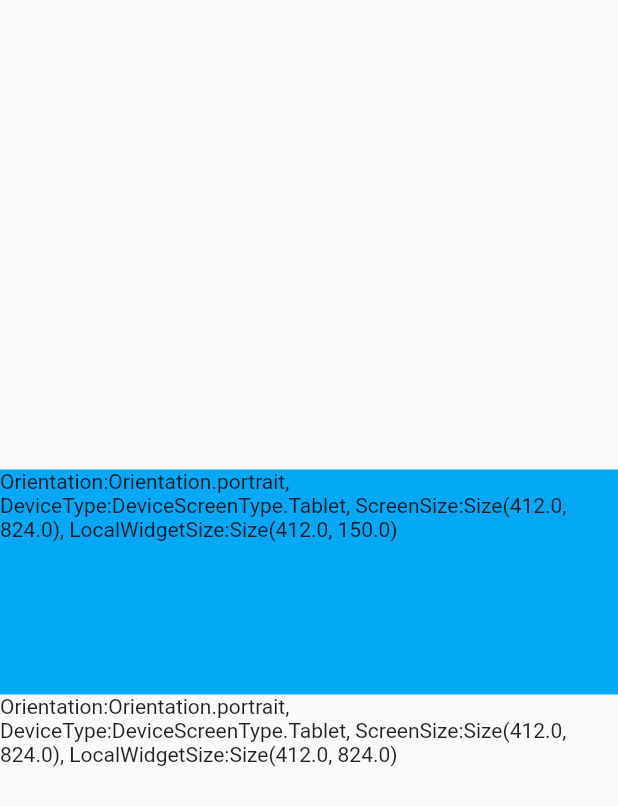
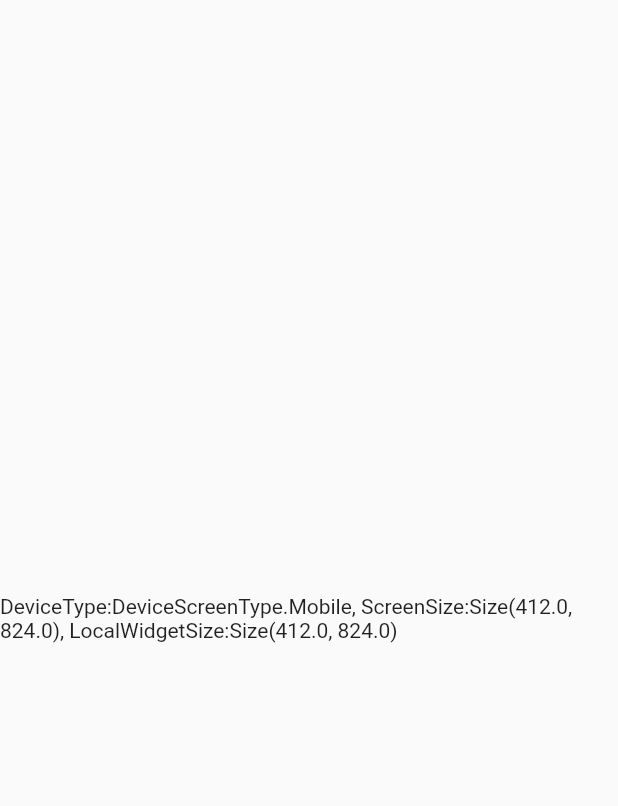
Before and after one commit to phdhary/flutter_profile, a Flutter app: the screen it shows after launch, on a phone screen of 412 x 824 dp. Shown: the top 806 px of the screen. Run offline on Flutter 3.47's test engine with Material 2 defaults, Android fonts, the phone set to English and light mode, and no system bars.

Commit message:
some fix

```diff
--- a/lib/models/sizing_information.dart
+++ b/lib/models/sizing_information.dart
@@ -1,20 +1,18 @@
 part of 'models.dart';
 
 class SizingInformation {
-  final Orientation orientation;
-  final DeviceScreenType deviceType;
+  final DeviceScreenType deviceScreenType;
   final Size screenSize;
   final Size localWidgetSize;
 
   SizingInformation({
-    this.orientation,
-    this.deviceType,
+    this.deviceScreenType,
     this.screenSize,
     this.localWidgetSize,
   });
 
   @override
   String toString() {
-    return 'Orientation:$orientation, DeviceType:$deviceType, ScreenSize:$screenSize, LocalWidgetSize:$localWidgetSize';
+    return 'DeviceType:$deviceScreenType, ScreenSize:$screenSize, LocalWidgetSize:$localWidgetSize';
   }
 }
--- a/lib/ui/pages/main_page.dart
+++ b/lib/ui/pages/main_page.dart
@@ -3,25 +3,11 @@ part of 'pages.dart';
 class MainPage extends StatelessWidget {
   @override
   Widget build(BuildContext context) {
-    return BaseWidget(
+    return ResponsiveBuilder(
       builder: (context, sizingInformation) {
         return Scaffold(
-          body: Column(
-            mainAxisAlignment: MainAxisAlignment.center,
-            children: [
-              Container(
-                height: 150,
-                color: Colors.lightBlue,
-                child: BaseWidget(
-                  builder: (context, sizingInformation) {
-                    return Text(sizingInformation.toString());
-                  },
-                ),
-              ),
-              Center(
-                child: Text(sizingInformation.toString()),
-              ),
-            ],
+          body: Center(
+            child: Text(sizingInformation.toString()),
           ),
         );
       },
--- a/lib/ui/pages/pages.dart
+++ b/lib/ui/pages/pages.dart
@@ -1,4 +1,4 @@
 import 'package:flutter/material.dart';
-import 'package:webprofile/ui/base_widget.dart';
+import 'package:webprofile/ui/responsive_builder.dart';
 
 part 'main_page.dart';
--- a/lib/ui/base_widget.dart
+++ b/lib/ui/responsive_builder.dart
@@ -2,18 +2,17 @@ import 'package:flutter/material.dart';
 import 'package:webprofile/models/models.dart';
 import 'package:webprofile/utils/utils.dart';
 
-class BaseWidget extends StatelessWidget {
+class ResponsiveBuilder extends StatelessWidget {
   final Widget Function(
       BuildContext context, SizingInformation sizingInformation) builder;
 
-  const BaseWidget({Key key, this.builder}) : super(key: key);
+  const ResponsiveBuilder({Key key, this.builder}) : super(key: key);
   @override
   Widget build(BuildContext context) {
     var mediaQuery = MediaQuery.of(context);
     return LayoutBuilder(builder: (context, boxConstraint) {
       var sizinginformation = SizingInformation(
-        orientation: mediaQuery.orientation,
-        deviceType: getDeviceType(mediaQuery),
+        deviceScreenType: getDeviceType(mediaQuery),
         screenSize: mediaQuery.size,
         localWidgetSize: Size(boxConstraint.maxWidth, boxConstraint.maxHeight),
       );
--- a/lib/utils/ui_utils.dart
+++ b/lib/utils/ui_utils.dart
@@ -1,23 +1,16 @@
 part of 'utils.dart';
 
-DeviceScreenType getDeviceType(MediaQueryData mediaQuery){
-  var orientation = mediaQuery.orientation;
+DeviceScreenType getDeviceType(MediaQueryData mediaQuery) {
+  double deviceWidth = mediaQuery.size.shortestSide;
 
-  double deviceWidth = 0;
-
-  if(orientation == Orientation.landscape){
-    deviceWidth = mediaQuery.size.width;
-  }
-  else{
-    deviceWidth = mediaQuery.size.height;
-  }
-  if(deviceWidth > 950) {
+  if (deviceWidth > 950) {
     return DeviceScreenType.Desktop;
   }
-  else if(deviceWidth > 600){
+  if (deviceWidth > 600) {
     return DeviceScreenType.Tablet;
   }
-  else{
+  if (deviceWidth < 600) {
     return DeviceScreenType.Mobile;
   }
+  return DeviceScreenType.Mobile;
 }
```
